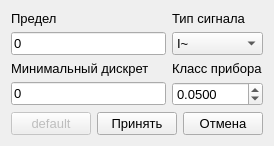
Above: ui/edit_case_params_form.ui from irsural/calibrator_pc before the change. Below: the same form after it.
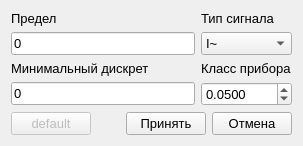
That is the form after the change. Custom widgets are drawn as their Qt base class.

The edit to the form file:
```diff
--- a/ui/edit_case_params_form.ui
+++ b/ui/edit_case_params_form.ui
@@ -6,7 +6,7 @@
    <rect>
     <x>0</x>
     <y>0</y>
-    <width>261</width>
+    <width>303</width>
     <height>146</height>
    </rect>
   </property>
```
Left out of the diff: 5 changed lines with no effect on the pictures.
